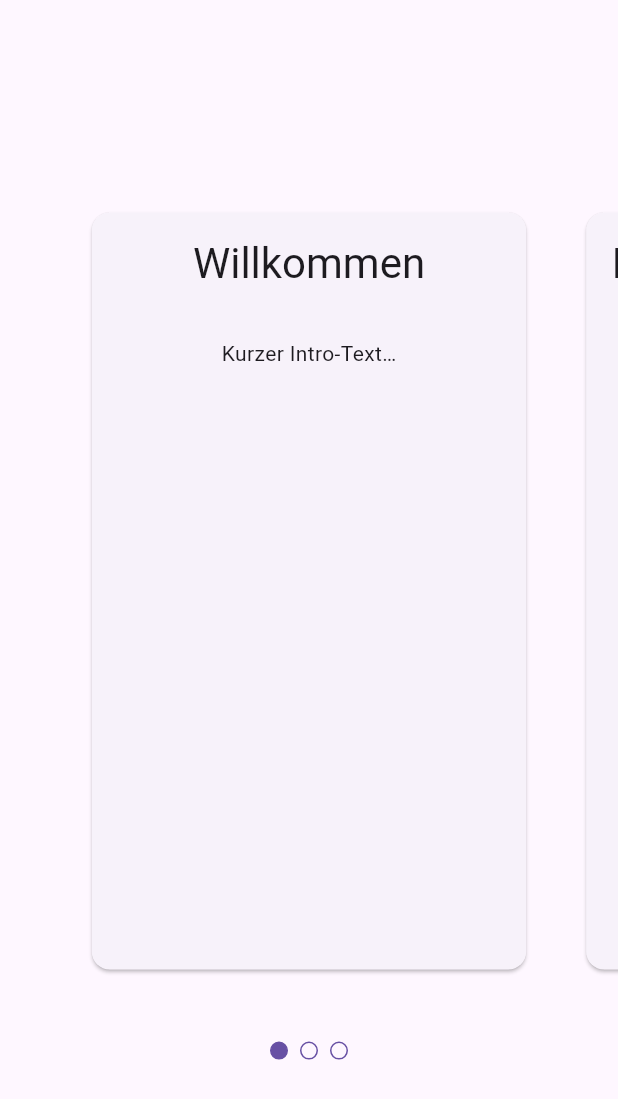
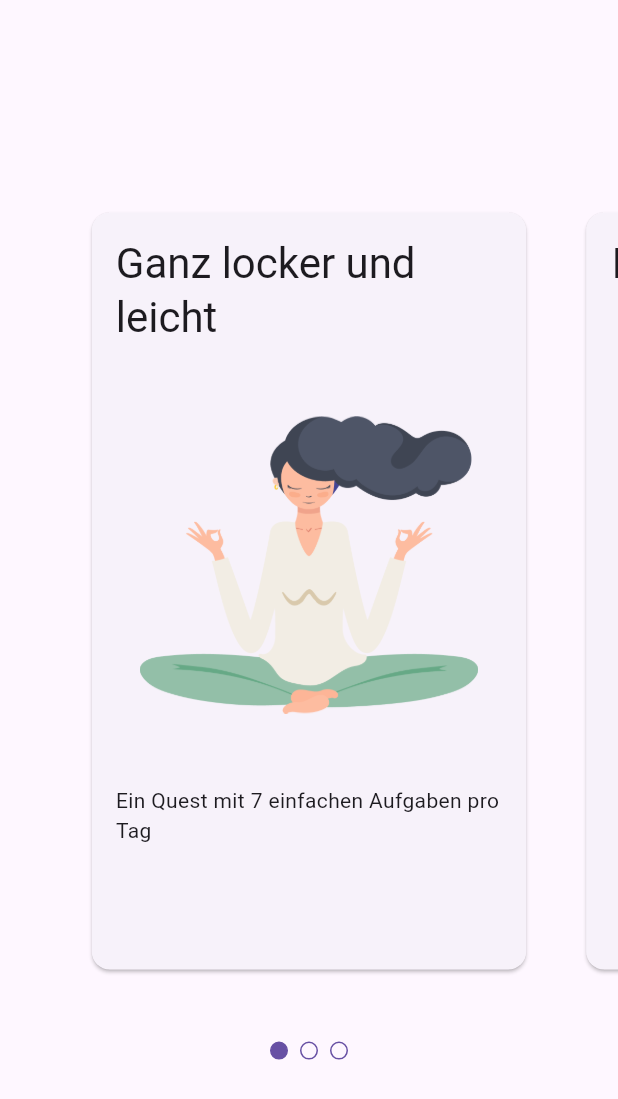
Before and after one commit to mariodrengner/instakarm, a Flutter app: the screen it shows after launch, after a tap on "Jetzt beginnen", on a phone screen of 412 x 824 dp. Shown: the top 1099 px of the screen. Run offline on Flutter 3.47's test engine with Material 3 defaults, Android fonts, the light colour scheme and no system bars; our stand-ins replace go_router.

Commit message:
add assets

```diff
--- a/lib/features/onboarding/presentation/onboarding_screen.dart
+++ b/lib/features/onboarding/presentation/onboarding_screen.dart
@@ -1,5 +1,4 @@
 import 'package:flutter/material.dart';
-import 'package:go_router/go_router.dart';
 import 'widgets/onboarding_page.dart';
 import 'widgets/page_indicator.dart';
 
@@ -17,8 +16,9 @@ class _OnboardingScreenState extends State<OnboardingScreen> with TickerProvider
 
   final List<Widget> pages = [
     OnboardingPage(
-      title: 'Willkommen',
-      text: 'Kurzer Intro-Text…',
+      title: 'Ganz locker und leicht',
+      image: 'assets/images/onboarding/1.png',
+      text: 'Ein Quest mit 7 einfachen Aufgaben pro Tag',
     ),
     OnboardingPage(
       title: 'Deine Gewohnheiten',
@@ -35,15 +35,6 @@ class _OnboardingScreenState extends State<OnboardingScreen> with TickerProvider
     setState(() {
       _currentPageIndex = currentPageIndex;
     });
-  }
-
-  void _updateCurrentPageIndex(int index) {
-    _tabController.index = index;
-    _pageViewController.animateToPage(
-      index,
-      duration: const Duration(milliseconds: 300),
-      curve: Curves.easeInOut,
-    );
   }
 
   @override
@@ -83,7 +74,6 @@ class _OnboardingScreenState extends State<OnboardingScreen> with TickerProvider
           PageIndicator(
             tabController: _tabController,
             currentPageIndex: _currentPageIndex,
-            // onUpdateCurrentPageIndex: _updateCurrentPageIndex,
           ),
         ],
       ),
--- a/lib/features/onboarding/presentation/start_screen.dart
+++ b/lib/features/onboarding/presentation/start_screen.dart
@@ -8,9 +8,14 @@ class StartScreen extends StatelessWidget {
   Widget build(BuildContext context) {
     return Scaffold(
       appBar: AppBar(
+        backgroundColor: Colors.transparent,
         title: const Text('Instant Karma'),
       ),
-      body: SafeArea(
+      extendBodyBehindAppBar: true,
+      body: Stack(
+        children: [
+          Image.asset('assets/images/bg/start.png'),
+          SafeArea(
             child: Padding(
               padding: const EdgeInsets.symmetric(horizontal: 32, vertical: 16),
               child: Center(
@@ -18,8 +23,9 @@ class StartScreen extends StatelessWidget {
                   spacing: 16,
                   mainAxisAlignment: MainAxisAlignment.center,
                   children: [
-                Expanded(flex: 4, child: Container()),
+                    Expanded(flex: 3, child: Image.asset('assets/images/logo.png', width: 200, height: 200)),
                     Expanded(flex: 2, child: Column(
+                      mainAxisAlignment: MainAxisAlignment.center,
                       spacing: 8,
                       children: [
                         const Text('Wir sind was wir tun', style: TextStyle(fontSize: 24)),
@@ -27,7 +33,6 @@ class StartScreen extends StatelessWidget {
                     ],
                   )),
                   Expanded(
-                  flex: 1,
                     child: Column(
                       children: [
                         ElevatedButton(
@@ -52,6 +57,7 @@ class StartScreen extends StatelessWidget {
             ),
           ),
         ),
+      ]),
     );
   }
 }
--- a/lib/features/onboarding/presentation/widgets/onboarding_page.dart
+++ b/lib/features/onboarding/presentation/widgets/onboarding_page.dart
@@ -3,19 +3,24 @@ import 'package:flutter/material.dart';
 class OnboardingPage extends StatelessWidget {
   final String title;
   final String text;
+  final String image;
 
-  const OnboardingPage({super.key, required this.title, required this.text});
+  const OnboardingPage({super.key, required this.title, required this.text, this.image = ''});
 
   @override
   Widget build(BuildContext context) {
     return Card(
-      // margin: const EdgeInsets.all(8.0),
       child: Column(
         children: [
           Padding(
             padding: const EdgeInsets.all(16.0),
             child: Text(title, style: Theme.of(context).textTheme.headlineMedium),
           ),
+          if (image != '')
+            Padding(
+              padding: const EdgeInsets.all(32.0),
+              child: Image.asset(image),
+            ),
           Padding(
             padding: const EdgeInsets.all(16.0),
             child: Center(child: Text(text)),
--- a/pubspec.yaml
+++ b/pubspec.yaml
@@ -59,7 +59,10 @@ flutter:
   uses-material-design: true
 
   # To add assets to your application, add an assets section, like this:
-  # assets:
+  assets:
+    - assets/images/bg/start.png
+    - assets/images/logo.png
+    - assets/images/onboarding/1.png
   #   - images/a_dot_burr.jpeg
   #   - images/a_dot_ham.jpeg
 
```
Also changed, not shown: assets/images/logo.png (added), assets/images/onboarding/1.png (added). Lines whose indentation alone changed are shown as unchanged.
